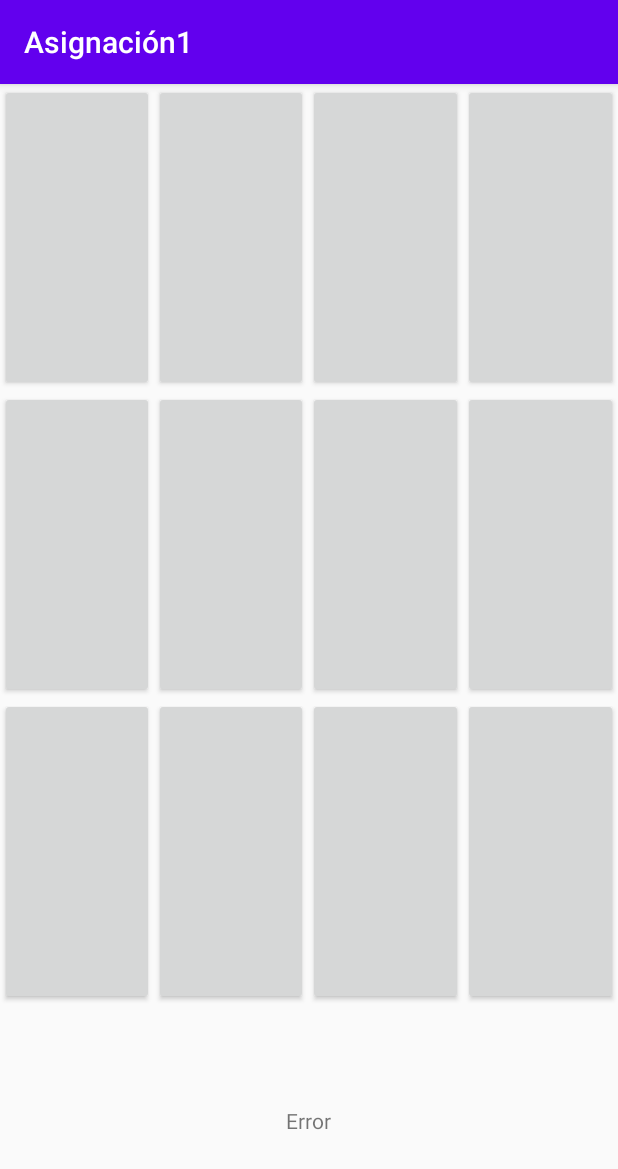
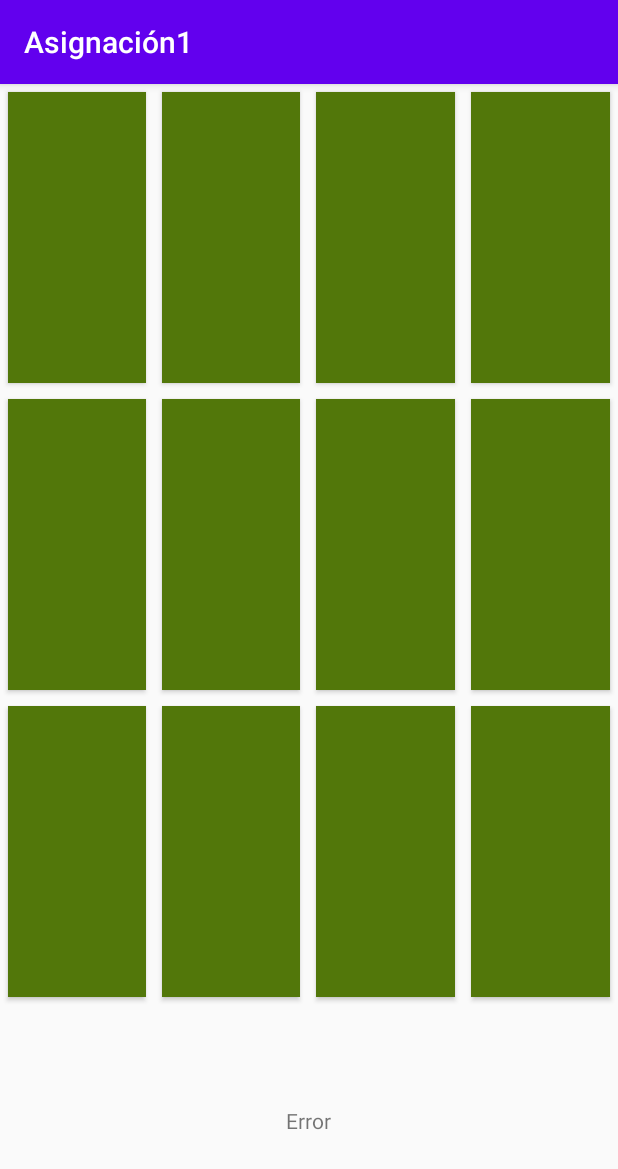
Before and after one commit to luisbrunetti/Asignaci-n1, an Android app: the screen it shows after launch (MainActivity), after a tap on an icon or button, on a phone screen of 412 x 824 dp. Shown: the top 1169 px of the screen. Run offline under Robolectric (Android 15) with nearby library versions, the phone set to English and light mode, and no system bars; 2 other taps on this screen came first.

Commit message:
minor changes

```diff
--- a/app/src/main/java/com/example/asignacin1/MainActivity.kt
+++ b/app/src/main/java/com/example/asignacin1/MainActivity.kt
@@ -33,17 +33,21 @@ class MainActivity : AppCompatActivity() {
     var PantallaDosPresionada: Int = 0
     var Button1ID :Int = 0
     var Button2ID: Int = 0
+    lateinit var buttons: ArrayList<Button>
     lateinit var numerosPos : ArrayList<Int>
     lateinit var ArregloImagenes: ArrayList<Int>
     lateinit var ArregloColores: ArrayList<String>
     lateinit var Hash:  MutableMap<Int,Int>
+    var currentColor = 0
     override fun onCreate(savedInstanceState: Bundle?) {
         super.onCreate(savedInstanceState)
         setContentView(R.layout.activity_main)
         var random :Int = 0
-        InicializarArreglo()
 
-        var buttons = ArrayList(listOf(
+        var colors = resources.obtainTypedArray(R.array.colors_memory)
+        val color = colors.getResourceId(0,0)
+        button1.setBackgroundResource(color)
+        buttons = ArrayList(listOf(
             button1,
             button2,
             button3,
@@ -56,7 +60,7 @@ class MainActivity : AppCompatActivity() {
             button10,
             button11,
             button12))
-
+        InicializarArreglo()
         for(button in buttons)
         {
             button.setOnClickListener {
@@ -129,7 +133,8 @@ class MainActivity : AppCompatActivity() {
                 img = applicationContext?.resources?.getDrawable(img_id!!,theme)
                 img?.setBounds(0,0,60,60)
 
-                findViewById<Button>(ButtonID).setCompoundDrawables(img,img,null,null)
+                //findViewById<Button>(ButtonID).setCompoundDrawables(img,img,null,null)
+                findViewById<Button>(ButtonID).setBackgroundResource(img_id!!)
                 if (PantallasPresionadas==1){
                     PantallaUnoPresionada = img_id!!
                     Button1ID = ButtonID
@@ -150,8 +155,9 @@ class MainActivity : AppCompatActivity() {
                 }
             }
         }else{
-            findViewById<Button>(Button1ID).setCompoundDrawables(null,null,null,null)
-            findViewById<Button>(Button2ID).setCompoundDrawables(null,null,null,null)
+            findViewById<Button>(Button1ID).setBackgroundResource(currentColor)
+            findViewById<Button>(Button2ID).setBackgroundResource(currentColor)
+            //findViewById<Button>(Button2ID).setCompoundDrawables(null,null,null,null)
             Button1ID = 0
             Button2ID = 0
             Error = false
@@ -159,6 +165,7 @@ class MainActivity : AppCompatActivity() {
 
     }
     fun InicializarArreglo(){
+        fetchButtonsRandomColor()
         numerosPos = ArrayList(listOf(R.id.button1,R.id.button2,R.id.button3,R.id.button4,R.id.button5,R.id.button6,R.id.button7,R.id.button8,R.id.button9,R.id.button10,R.id.button11,R.id.button12))
         ArregloImagenes = ArrayList(listOf(R.drawable.ic_android_1,R.drawable.ic_call_black_2,R.drawable.ic_insert_emoticon_black_3,R.drawable.ic_smartphone_black_4,R.drawable.ic_my_location_black_5,R.drawable.ic_signal_wifi_4_bar_black_6,
             R.drawable.ic_android_1,R.drawable.ic_call_black_2,R.drawable.ic_insert_emoticon_black_3,R.drawable.ic_smartphone_black_4,R.drawable.ic_my_location_black_5,R.drawable.ic_signal_wifi_4_bar_black_6
@@ -169,7 +176,8 @@ class MainActivity : AppCompatActivity() {
 
         var temp:Int?=0
         for(v in numerosPos.indices){
-            findViewById<Button>(numerosPos[v]).setCompoundDrawables(null,null,null,null)
+            //findViewById<Button>(numerosPos[v]).setCompoundDrawables(null,null,null,null)
+            findViewById<Button>(numerosPos[v]).setBackgroundResource(currentColor)
             var r = (0 until numerosPos.size -1).random()
             temp = numerosPos[v]
             numerosPos[v]=numerosPos[r]
@@ -185,11 +193,34 @@ class MainActivity : AppCompatActivity() {
         }
         Log.d("Lista HASH",Hash.toString())
         if(JuegoTerminado == 7){
-            for(c in numerosPos.indices){
+            /*for(c in numerosPos.indices){
                findViewById<Button>(numerosPos[c]).setBackgroundColor(Color.parseColor(ArregloColores[c]))
-            }
+            }*/
             JuegoTerminado = 0
         }
 
     }
+
+    //Método que pondrá todos los botones de un mismo color
+    private fun fetchButtonsRandomColor()
+    {
+        //Dado que los colores los definimos en los recursos, en un array, los recuperamos en un TypedArray
+        //(Estructura recomendada por la documentación) para almacenar los valores
+        val colors = resources.obtainTypedArray(R.array.colors_memory)
+        //Obtenemos una posición aleatoria, ya que el color debe ser aleatorio
+        var pos = ((0 until colors.length()).random())
+        //Validamos que el color no esté repetido
+        while(colors.getResourceId(0,0) == currentColor)
+        {
+            pos = ((0 until colors.length()).random())
+        }
+        //actualizamos el nuevo color
+        currentColor = colors.getResourceId(pos, 0)
+        //Le cambiamos el backgorund a los colores
+        for(button in buttons)
+        {
+            button.setBackgroundResource(currentColor)
+        }
+    }
+
 }
--- a/app/src/main/res/layout/activity_main.xml
+++ b/app/src/main/res/layout/activity_main.xml
@@ -19,24 +19,28 @@
             android:layout_width="0dp"
             android:layout_height="match_parent"
             android:layout_weight="1"
+            android:layout_margin="@dimen/padding_buttons"
             android:text="" />
         <Button
             android:id="@+id/button2"
             android:layout_width="0dp"
             android:layout_height="match_parent"
             android:layout_weight="1"
+            android:layout_margin="@dimen/padding_buttons"
             android:text="" />
         <Button
             android:id="@+id/button3"
             android:layout_width="0dp"
             android:layout_height="match_parent"
             android:layout_weight="1"
+            android:layout_margin="@dimen/padding_buttons"
             android:text="" />
         <Button
             android:id="@+id/button4"
             android:layout_width="0dp"
             android:layout_height="match_parent"
             android:layout_weight="1"
+            android:layout_margin="@dimen/padding_buttons"
             android:text="" />
 
     </LinearLayout>
@@ -51,24 +55,28 @@
             android:layout_width="0dp"
             android:layout_height="match_parent"
             android:layout_weight="0.25"
+            android:layout_margin="@dimen/padding_buttons"
             android:text="" />
         <Button
             android:id="@+id/button6"
             android:layout_width="0dp"
             android:layout_height="match_parent"
             android:layout_weight="0.25"
+            android:layout_margin="@dimen/padding_buttons"
             android:text="" />
         <Button
             android:id="@+id/button7"
             android:layout_width="0dp"
             android:layout_height="match_parent"
             android:layout_weight="0.25"
+            android:layout_margin="@dimen/padding_buttons"
             android:text="" />
         <Button
             android:id="@+id/button8"
             android:layout_width="0dp"
             android:layout_height="match_parent"
             android:layout_weight="0.25"
+            android:layout_margin="@dimen/padding_buttons"
             android:text="" />
     </LinearLayout>
     <LinearLayout
@@ -83,12 +91,14 @@
             android:layout_width="0dp"
             android:layout_height="match_parent"
             android:layout_weight="1"
+            android:layout_margin="@dimen/padding_buttons"
             android:text="" />
         <Button
             android:id="@+id/button10"
             android:layout_width="0dp"
             android:layout_height="match_parent"
             android:layout_weight="1"
+            android:layout_margin="@dimen/padding_buttons"
             android:text="" />
 
         <Button
@@ -96,6 +106,7 @@
             android:layout_width="0dp"
             android:layout_height="match_parent"
             android:layout_weight="1"
+            android:layout_margin="@dimen/padding_buttons"
             android:text="" />
 
         <Button
@@ -103,6 +114,7 @@
             android:layout_width="0dp"
             android:layout_height="match_parent"
             android:layout_weight="1"
+            android:layout_margin="@dimen/padding_buttons"
             android:text="" />
     </LinearLayout>
     <LinearLayout
--- a/app/src/main/res/values/colors.xml
+++ b/app/src/main/res/values/colors.xml
@@ -3,4 +3,30 @@
     <color name="colorPrimary">#6200EE</color>
     <color name="colorPrimaryDark">#3700B3</color>
     <color name="colorAccent">#03DAC5</color>
+    <color name="color1">#A78781</color>
+    <color name="color2">#03DAC5</color>
+    <color name="color3">#A3DC37</color>
+    <color name="color4">#C4F16D</color>
+    <color name="color5">#52770A</color>
+    <color name="color6">#354517</color>
+    <color name="color7">#FFC205</color>
+    <color name="color8">#1005FF</color>
+    <color name="color9">#4E4C7E</color>
+    <color name="color10">#D727D2</color>
+    <color name="color11">#00EEDC</color>
+    <color name="color12">#8F78CA</color>
+    <array name="colors_memory">
+        <item>@color/color1</item>
+        <item>@color/color2</item>
+        <item>@color/color3</item>
+        <item>@color/color4</item>
+        <item>@color/color5</item>
+        <item>@color/color6</item>
+        <item>@color/color7</item>
+        <item>@color/color8</item>
+        <item>@color/color9</item>
+        <item>@color/color10</item>
+        <item>@color/color11</item>
+        <item>@color/color12</item>
+    </array>
 </resources>
--- /dev/null
+++ b/app/src/main/res/values/dimens.xml
@@ -0,0 +1,4 @@
+<?xml version="1.0" encoding="utf-8"?>
+<resources>
+    <dimen name="padding_buttons">5dp</dimen>
+</resources>
```
